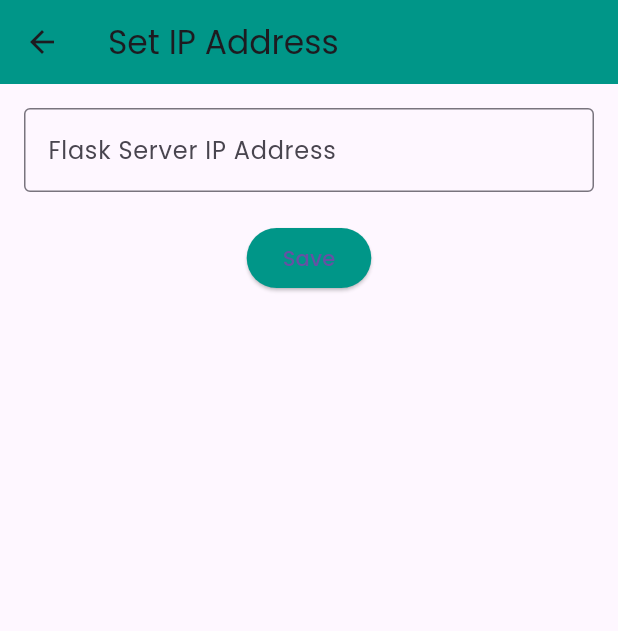
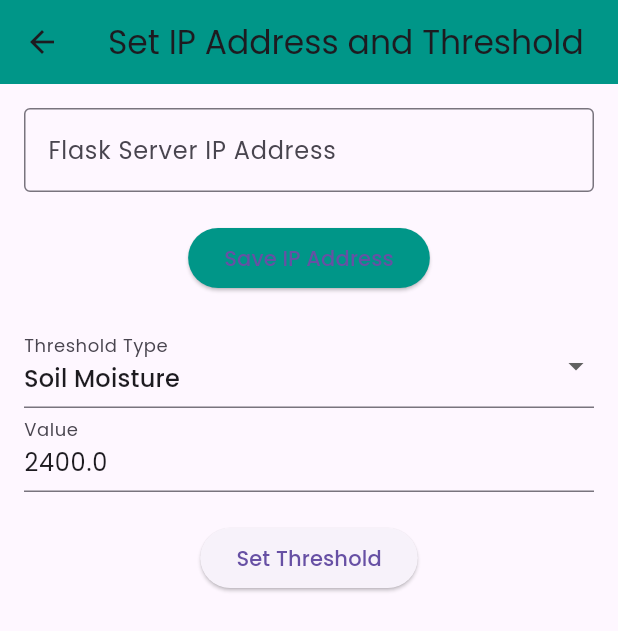
Before and after one commit to Annguyn/smart-farm-mobile-app, a Flutter app: the SetIpAddressPage screen opened directly, on a phone screen of 412 x 824 dp. Shown: the top 631 px of the screen. Run offline on Flutter 3.47's test engine with Material 3 defaults, Android fonts, the phone set to English and light mode, and no system bars; our stand-ins replace fl_chart, flutter_local_notifications, flutter_svg, multicast_dns, shared_preferences, sleek_circular_slider; missing offline and left inert: flutter_mjpeg; accounts and stored records are empty; network calls fail.

Commit message:
set threshold in client - remove unneccesary toggle

```diff
--- a/lib/set_ip_address_page.dart
+++ b/lib/set_ip_address_page.dart
@@ -1,5 +1,7 @@
 import 'package:flutter/material.dart';
 import 'package:shared_preferences/shared_preferences.dart';
+import 'package:http/http.dart' as http;
+import 'dart:convert';
 
 class SetIpAddressPage extends StatefulWidget {
   @override
@@ -7,28 +9,36 @@ class SetIpAddressPage extends StatefulWidget {
 }
 
 class _SetIpAddressPageState extends State<SetIpAddressPage> {
-  final TextEditingController _controller = TextEditingController();
+  final TextEditingController _ipController = TextEditingController();
+  final _formKey = GlobalKey<FormState>();
+  String _thresholdType = 'soilMoisture';
+  double _value = 0.0;
+
+  int lightThreshold = 2000;
+  int soilMoistureThreshold = 2400;
+  int temperatureHighThreshold = 35;
+  int temperatureLowThreshold = 20;
+  int waterLevelThreshold = 2400;
 
   @override
   void initState() {
     super.initState();
     _loadIpAddress();
+    _value = _getDefaultThreshold(_thresholdType);
   }
 
   _loadIpAddress() async {
     SharedPreferences prefs = await SharedPreferences.getInstance();
     String? ipAddress = prefs.getString('mdnsHostname');
     if (ipAddress != null) {
-      // Remove 'http://' and ':5000' if present
       ipAddress = ipAddress.replaceFirst('http://', '').replaceFirst(':5000', '');
-      _controller.text = ipAddress;
+      _ipController.text = ipAddress;
     }
   }
 
   _saveIpAddress() async {
     SharedPreferences prefs = await SharedPreferences.getInstance();
-    String ipAddress = _controller.text;
-    // Prepend 'http://' and append ':5000' if not already present
+    String ipAddress = _ipController.text;
     if (!ipAddress.startsWith('http://')) {
       ipAddress = 'http://' + ipAddress;
     }
@@ -41,11 +51,56 @@ class _SetIpAddressPageState extends State<SetIpAddressPage> {
     );
   }
 
+  double _getDefaultThreshold(String type) {
+    switch (type) {
+      case 'soilMoisture':
+        return soilMoistureThreshold.toDouble();
+      case 'temperatureHigh':
+        return temperatureHighThreshold.toDouble();
+      case 'temperatureLow':
+        return temperatureLowThreshold.toDouble();
+      case 'waterLevel':
+        return waterLevelThreshold.toDouble();
+      case 'light':
+        return lightThreshold.toDouble();
+      default:
+        return 0.0;
+    }
+  }
+
+  Future<void> _setThreshold() async {
+    SharedPreferences prefs = await SharedPreferences.getInstance();
+    String? ipAddress = prefs.getString('mdnsHostname');
+    if (ipAddress == null) {
+      ScaffoldMessenger.of(context).showSnackBar(
+        SnackBar(content: Text('IP Address not set')),
+      );
+      return;
+    }
+
+    final url = '$ipAddress/setThreshold';
+    final response = await http.post(
+      Uri.parse(url),
+      headers: {'Content-Type': 'application/json'},
+      body: jsonEncode({'type': _thresholdType, 'value': _value}),
+    );
+
+    if (response.statusCode == 200) {
+      ScaffoldMessenger.of(context).showSnackBar(
+        SnackBar(content: Text('Threshold set successfully')),
+      );
+    } else {
+      ScaffoldMessenger.of(context).showSnackBar(
+        SnackBar(content: Text('Failed to set threshold: ${response.body}')),
+      );
+    }
+  }
+
   @override
   Widget build(BuildContext context) {
     return Scaffold(
       appBar: AppBar(
-        title: Text('Set IP Address'),
+        title: Text('Set IP Address and Threshold'),
         backgroundColor: Colors.teal,
       ),
       body: Padding(
@@ -53,7 +108,7 @@ class _SetIpAddressPageState extends State<SetIpAddressPage> {
         child: Column(
           children: [
             TextField(
-              controller: _controller,
+              controller: _ipController,
               decoration: InputDecoration(
                 labelText: 'Flask Server IP Address',
                 border: OutlineInputBorder(),
@@ -63,8 +118,50 @@ class _SetIpAddressPageState extends State<SetIpAddressPage> {
             SizedBox(height: 20),
             ElevatedButton(
               onPressed: _saveIpAddress,
-              child: Text('Save'),
+              child: Text('Save IP Address'),
               style: ElevatedButton.styleFrom(backgroundColor: Colors.teal),
+            ),
+            SizedBox(height: 20),
+            Form(
+              key: _formKey,
+              child: Column(
+                children: [
+                  DropdownButtonFormField<String>(
+                    value: _thresholdType,
+                    onChanged: (value) {
+                      setState(() {
+                        _thresholdType = value!;
+                        _value = _getDefaultThreshold(_thresholdType);
+                      });
+                    },
+                    items: [
+                      DropdownMenuItem(value: 'soilMoisture', child: Text('Soil Moisture')),
+                      DropdownMenuItem(value: 'temperatureHigh', child: Text('Temperature High')),
+                      DropdownMenuItem(value: 'temperatureLow', child: Text('Temperature Low')),
+                      DropdownMenuItem(value: 'waterLevel', child: Text('Water Level')),
+                      DropdownMenuItem(value: 'light', child: Text('Light')),
+                    ],
+                    decoration: InputDecoration(labelText: 'Threshold Type'),
+                  ),
+                  TextFormField(
+                    initialValue: _value.toString(),
+                    decoration: InputDecoration(labelText: 'Value'),
+                    keyboardType: TextInputType.number,
+                    onChanged: (value) {
+                      _value = double.parse(value);
+                    },
+                  ),
+                  SizedBox(height: 20),
+                  ElevatedButton(
+                    onPressed: () {
+                      if (_formKey.currentState!.validate()) {
+                        _setThreshold();
+                      }
+                    },
+                    child: Text('Set Threshold'),
+                  ),
+                ],
+              ),
             ),
           ],
         ),
```
Also changed, not shown: lib/pages/home/home_page.dart (+14 -12 lines).
